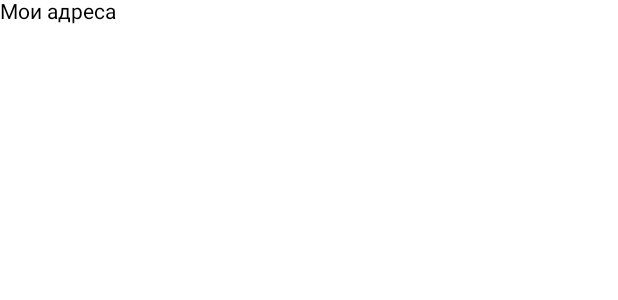
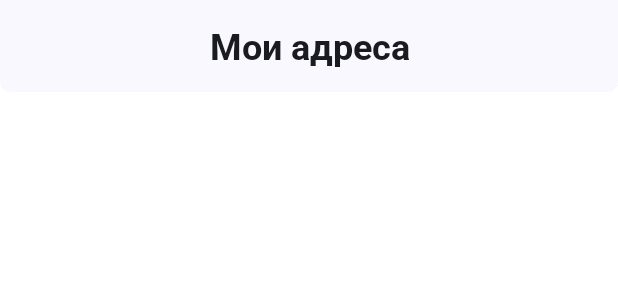
Before and after one commit to Ruzibekov/SAB_Test, an Android app built with Jetpack Compose: the @Preview function TopBarPreview, on a phone screen of 412 x 824 dp. Shown: the top 300 px of the screen. Run offline under Robolectric (Android 15) with nearby library versions, the phone set to English and light mode, and no system bars.

Commit message:
add: TopBarView.kt

```diff
--- a/app/src/main/java/com/ruzibekov/sab_test/components/TopBarView.kt
+++ b/app/src/main/java/com/ruzibekov/sab_test/components/TopBarView.kt
@@ -1,23 +1,44 @@
 package com.ruzibekov.sab_test.components
 
 import androidx.annotation.StringRes
+import androidx.compose.foundation.layout.fillMaxWidth
+import androidx.compose.foundation.layout.padding
+import androidx.compose.foundation.shape.RoundedCornerShape
+import androidx.compose.material3.MaterialTheme
+import androidx.compose.material3.Surface
 import androidx.compose.material3.Text
 import androidx.compose.runtime.Composable
+import androidx.compose.ui.Modifier
 import androidx.compose.ui.res.stringResource
+import androidx.compose.ui.text.style.TextAlign
 import androidx.compose.ui.tooling.preview.Preview
+import androidx.compose.ui.unit.dp
 import com.ruzibekov.sab_test.R
+import com.ruzibekov.sab_test.ui.theme.SAB_TestTheme
 
 @Composable
 fun TopBarView(@StringRes titleRes: Int) {
+    Surface(
+        shape = RoundedCornerShape(bottomStart = 8.dp, bottomEnd = 8.dp),
+        shadowElevation = 1.dp
+    ) {
         Text(
             text = stringResource(titleRes),
+            modifier = Modifier
+                .fillMaxWidth()
+                .padding(top = 18.dp, bottom = 15.dp),
+            style = MaterialTheme.typography.labelMedium,
+            textAlign = TextAlign.Center
         )
+    }
 }
 
 @Preview
 @Composable
 private fun TopBarPreview() {
+    SAB_TestTheme {
         TopBarView(
             titleRes = R.string.my_addresses
         )
     }
+}
```
Also changed, not shown: app/src/main/java/com/ruzibekov/sab_test/ui/theme/Type.kt (+25 -23 lines). Lines whose indentation alone changed are shown as unchanged.
